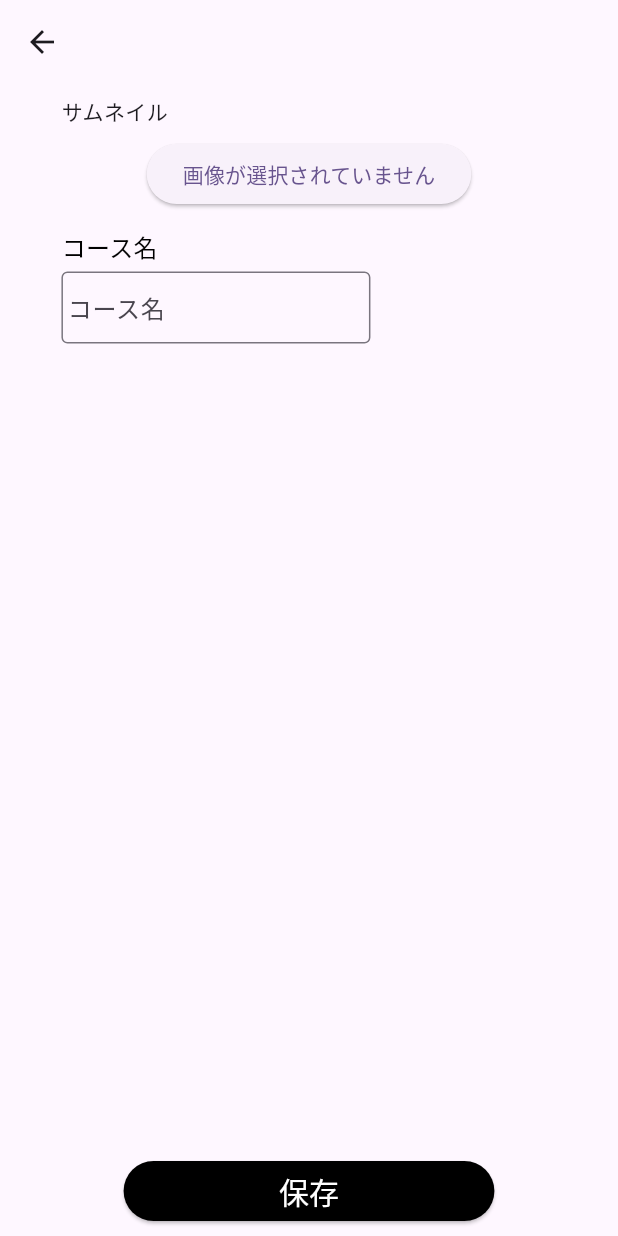
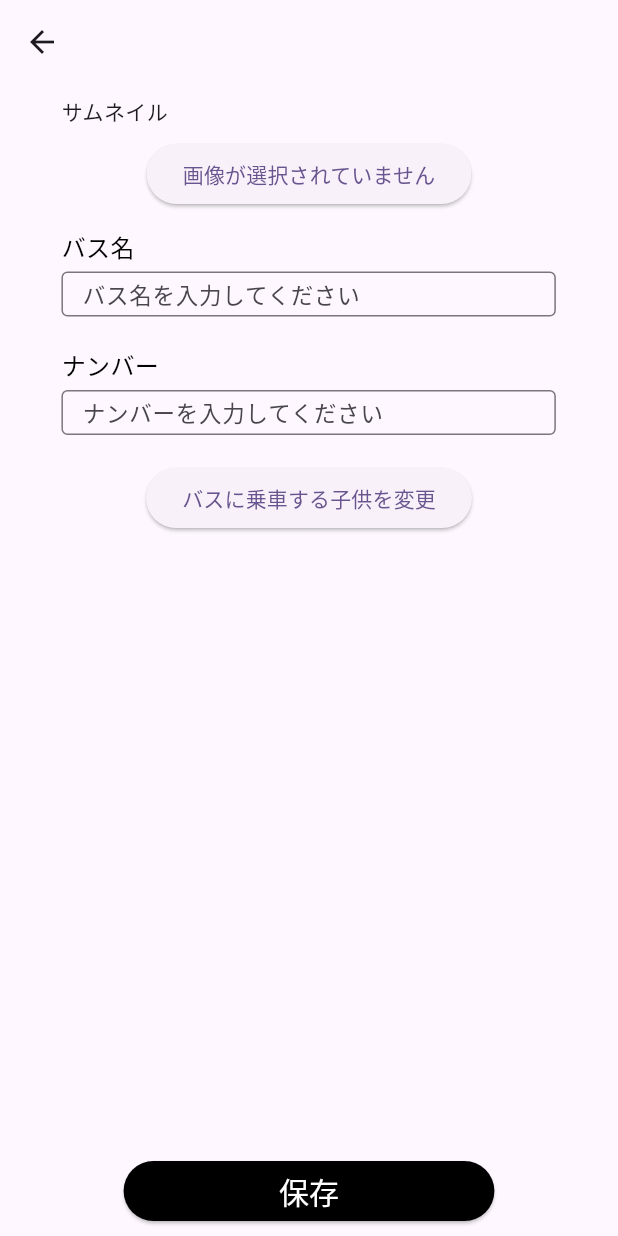
Before and after one commit to GreenTeaProgrammers/WhereChildBus, a Flutter app: the BusEditPage screen opened directly with empty values, after a tap on "画像が選択されていません", on a phone screen of 412 x 824 dp. Run offline on Flutter 3.47's test engine with Material 3 defaults, Android fonts, the phone set to English and light mode, and no system bars; our stand-ins replace fixnum, flutter_dotenv, image_picker; missing offline and left inert: grpc, protobuf.

Commit message:
feat:バスに乗車する子供を管理するボタンを追加

```diff
--- a/frontend/where_child_bus/lib/pages/bus_list_page/bus_edit_page/bus_edit_page.dart
+++ b/frontend/where_child_bus/lib/pages/bus_list_page/bus_edit_page/bus_edit_page.dart
@@ -39,7 +39,7 @@ class _BusEditPage extends State<BusEditPage> {
         crossAxisAlignment: CrossAxisAlignment.start,
         children: [
           inputFieldsAndThumbnail(context),
-          StationsList(busStationsList: busStations),
+          manageChildrenButton(),
           ConfirmButton(buttonText: "保存"),
         ],
       ),
@@ -54,10 +54,19 @@ class _BusEditPage extends State<BusEditPage> {
           crossAxisAlignment: CrossAxisAlignment.start,
           children: [
             busThumbnail(context),
-            const InputElement(inputFieldTitle: "コース名", labelText: "コース名", hintText: "コース名を入力してください"),
+            inputFields(),
           ],
         ),
       );
+  }
+
+  Widget inputFields() {
+    return const Column(
+      children: [
+        InputElement(inputFieldTitle: "バス名", labelText: "バス名を入力してください", hintText: "バス名を入力してください"),
+        InputElement(inputFieldTitle: "ナンバー", labelText: "ナンバーを入力してください", hintText: "ナンバーを入力してください"),
+      ],
+    );
   }
 
   Widget busThumbnail(BuildContext context) {
@@ -85,8 +94,20 @@ class _BusEditPage extends State<BusEditPage> {
   Widget unselectedImageButton() {
     return ElevatedButton(
       onPressed: () => pickImage(),
-      child: Text (
+      child: const Text (
         "画像が選択されていません",
+      ),
+    );
+  }
+
+  Widget manageChildrenButton() {
+    return Center(
+      child: Padding(
+        padding: const EdgeInsets.all(10),
+        child: ElevatedButton(
+          onPressed: () {},
+          child: const Text("バスに乗車する子供を変更"),
+        ),
       ),
     );
   }
--- a/frontend/where_child_bus/lib/pages/bus_list_page/bus_edit_page/components/confirm_button.dart
+++ b/frontend/where_child_bus/lib/pages/bus_list_page/bus_edit_page/components/confirm_button.dart
@@ -13,7 +13,9 @@ class ConfirmButton extends StatelessWidget {
   }
 
   Widget confirmButton(BuildContext context) {
-    return Center(
+    return Expanded(
+      child: Align(
+        alignment: Alignment.bottomCenter,
         child: Padding(
           padding: const EdgeInsets.symmetric(vertical: 10),
           child: SizedBox(
@@ -31,6 +33,7 @@ class ConfirmButton extends StatelessWidget {
             ),
           ),
         ),
+      ),
     );
   }
 
--- a/frontend/where_child_bus/lib/pages/bus_list_page/bus_edit_page/components/input_field.dart
+++ b/frontend/where_child_bus/lib/pages/bus_list_page/bus_edit_page/components/input_field.dart
@@ -10,10 +10,11 @@ class InputField extends StatelessWidget {
 
   @override
   Widget build(BuildContext context) {
-    return Container(
-      width: MediaQuery.of(context).size.width * 0.5,
+    return SizedBox(
+      width: MediaQuery.of(context).size.width * 0.8,
+      height: 30,
       child: TextField(
-        decoration: editPageInputDecoration(labelText, hintText)
+        decoration: editPageInputDecoration(labelText, hintText),
       ),
     );
   }
--- a/frontend/where_child_bus/lib/pages/bus_list_page/bus_edit_page/styles/styles.dart
+++ b/frontend/where_child_bus/lib/pages/bus_list_page/bus_edit_page/styles/styles.dart
@@ -21,7 +21,14 @@ InputDecoration editPageInputDecoration(String labelText, String hintText) {
     labelText: labelText,
     hintText: hintText,
     border: const OutlineInputBorder(),
-    contentPadding: EdgeInsets.symmetric(vertical:  5)
+    contentPadding: const EdgeInsets.symmetric(vertical: 5, horizontal: 10),
+    labelStyle: inputFieldLabelStyle(),
+  );
+}
+
+TextStyle inputFieldLabelStyle() {
+  return const TextStyle(
+    fontSize: 15,
   );
 }
 
```
Lines whose indentation alone changed are shown as unchanged.
